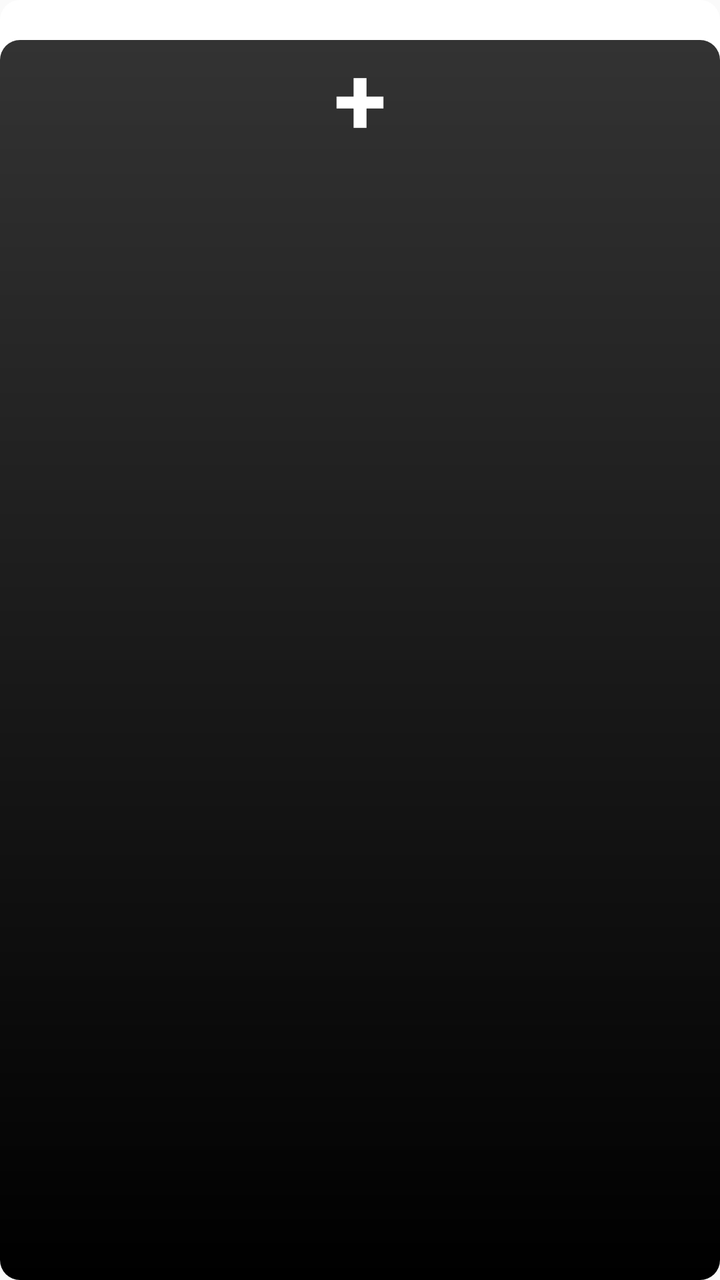
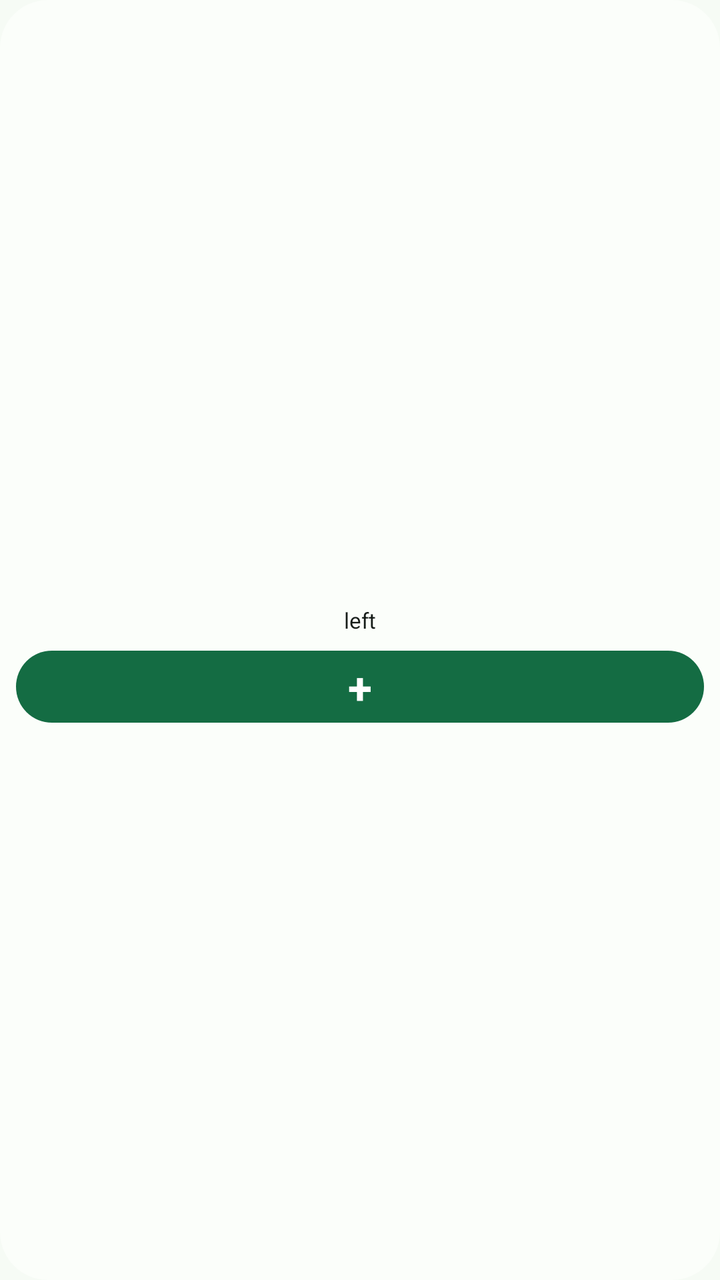

Screens rendered from an Android XML layout before and after an edit, with the pre-edit source and the edit as a unified diff.
<!-- AndroidManifest.xml: application theme AppTheme -->
<!-- res/layout/add_expense_widget.xml -->
<?xml version="1.0" encoding="utf-8"?>
<RelativeLayout xmlns:android="http://schemas.android.com/apk/res/android"
    android:layout_width="match_parent"
    android:layout_height="match_parent"
    android:background="@drawable/rounded_bg_white" >

    <TextView
        android:id="@+id/appwidget_amount"
        android:layout_width="wrap_content"
        android:layout_height="wrap_content"
        android:layout_centerHorizontal="true"
        android:layout_marginTop="3dp"
        android:textColor="@color/widget_amount"
        android:textSize="12sp" />

    <RelativeLayout
        android:layout_width="match_parent"
        android:layout_height="match_parent"
        android:layout_marginTop="20dp"
        android:background="@drawable/rounded_bg" >

        <TextView
            android:id="@+id/appwidget_text"
            android:layout_width="wrap_content"
            android:layout_height="wrap_content"
            android:layout_centerHorizontal="true"
            android:layout_marginTop="-4dp"
            android:contentDescription="@string/add_expense_widget_description"
            android:text="@string/add_expense_widget_text"
            android:textColor="#ffffff"
            android:textSize="48sp"
            android:textStyle="bold" />

    </RelativeLayout>

</RelativeLayout>
<!-- resources referenced by this layout -->
<resources>
  <color name="widget_amount">#ff000000</color>
  <!-- drawable rounded_bg (drawable) -->
  <?xml version="1.0" encoding="utf-8"?>
  <shape xmlns:android="http://schemas.android.com/apk/res/android">
      <solid android:color="#000000"/>
      <corners android:radius="10dip"/>
      <padding android:left="0dip" android:top="0dip" android:right="0dip" android:bottom="0dip" />
      <gradient
              android:angle="270"
              android:startColor="#FF333333"
              android:endColor="#FF000000"
              android:type="linear" />
  </shape>
  <!-- drawable rounded_bg_white (drawable) -->
  <?xml version="1.0" encoding="utf-8"?>
  <shape xmlns:android="http://schemas.android.com/apk/res/android">
      <solid android:color="@color/widget_background" />
      <corners android:radius="10dip" />
  </shape>
  <style name="AppTheme" parent="Theme.AppCompat.DayNight.DarkActionBar">
          <item name="colorPrimary">@color/primary</item>
          <item name="colorPrimaryDark">@color/primary_dark</item>
          <item name="colorAccent">@color/accent</item>
      </style>
  <color name="widget_background">#ffffffff</color>
  <color name="primary">#ff1b5e20</color>
  <color name="primary_dark">#ff003300</color>
  <color name="accent">#ff2e7d32</color>
  <!-- unchanged entries left out for length: 2 -->
</resources>

<!-- the commit's change to res/layout/add_expense_widget.xml (unified diff, before → after) -->
@@ -1,36 +1,40 @@
 <?xml version="1.0" encoding="utf-8"?>
-<RelativeLayout xmlns:android="http://schemas.android.com/apk/res/android"
+<LinearLayout xmlns:android="http://schemas.android.com/apk/res/android"
     android:layout_width="match_parent"
     android:layout_height="match_parent"
-    android:background="@drawable/rounded_bg_white" >
+    android:background="@drawable/widget_background"
+    android:gravity="center"
+    android:orientation="vertical"
+    android:padding="8dp">
 
     <TextView
         android:id="@+id/appwidget_amount"
         android:layout_width="wrap_content"
         android:layout_height="wrap_content"
-        android:layout_centerHorizontal="true"
-        android:layout_marginTop="3dp"
+        android:maxLines="1"
         android:textColor="@color/widget_amount"
-        android:textSize="12sp" />
+        android:textSize="18sp"
+        android:textStyle="bold" />
 
-    <RelativeLayout
+    <TextView
+        android:id="@+id/appwidget_label"
+        android:layout_width="wrap_content"
+        android:layout_height="wrap_content"
+        android:text="@string/widget_left_label"
+        android:textColor="@color/widget_amount"
+        android:textSize="11sp" />
+
+    <TextView
+        android:id="@+id/appwidget_text"
         android:layout_width="match_parent"
-        android:layout_height="match_parent"
-        android:layout_marginTop="20dp"
-        android:background="@drawable/rounded_bg" >
+        android:layout_height="36dp"
+        android:layout_marginTop="8dp"
+        android:background="@drawable/widget_add_button"
+        android:contentDescription="@string/add_expense_widget_description"
+        android:gravity="center"
+        android:text="@string/add_expense_widget_text"
+        android:textColor="@color/widget_on_accent"
+        android:textSize="22sp"
+        android:textStyle="bold" />
 
-        <TextView
-            android:id="@+id/appwidget_text"
-            android:layout_width="wrap_content"
-            android:layout_height="wrap_content"
-            android:layout_centerHorizontal="true"
-            android:layout_marginTop="-4dp"
-            android:contentDescription="@string/add_expense_widget_description"
-            android:text="@string/add_expense_widget_text"
-            android:textColor="#ffffff"
-            android:textSize="48sp"
-            android:textStyle="bold" />
-
-    </RelativeLayout>
-
-</RelativeLayout>
+</LinearLayout>
<!-- resource entries referenced after the edit -->
@@ -1,33 +1,120 @@
 <!-- resources referenced by this layout -->
 <resources>
-  <color name="widget_amount">#ff000000</color>
-  <!-- drawable rounded_bg (drawable) -->
+  <color name="widget_amount">#ff171d19</color>
+  <color name="widget_on_accent">#ffffffff</color>
+  <!-- drawable widget_add_button (drawable) -->
   <?xml version="1.0" encoding="utf-8"?>
   <shape xmlns:android="http://schemas.android.com/apk/res/android">
-      <solid android:color="#000000"/>
-      <corners android:radius="10dip"/>
-      <padding android:left="0dip" android:top="0dip" android:right="0dip" android:bottom="0dip" />
-      <gradient
-              android:angle="270"
-              android:startColor="#FF333333"
-              android:endColor="#FF000000"
-              android:type="linear" />
+      <solid android:color="@color/widget_accent" />
+      <corners android:radius="18dp" />
   </shape>
-  <!-- drawable rounded_bg_white (drawable) -->
+  <!-- drawable widget_background (drawable) -->
   <?xml version="1.0" encoding="utf-8"?>
   <shape xmlns:android="http://schemas.android.com/apk/res/android">
       <solid android:color="@color/widget_background" />
-      <corners android:radius="10dip" />
+      <corners android:radius="24dp" />
   </shape>
-  <style name="AppTheme" parent="Theme.AppCompat.DayNight.DarkActionBar">
-          <item name="colorPrimary">@color/primary</item>
-          <item name="colorPrimaryDark">@color/primary_dark</item>
-          <item name="colorAccent">@color/accent</item>
+  <string name="widget_left_label">left</string>
+  <style name="AppTheme" parent="Theme.Material3.DayNight.NoActionBar">
+          <item name="colorPrimary">@color/md_primary</item>
+          <item name="colorOnPrimary">@color/md_on_primary</item>
+          <item name="colorPrimaryContainer">@color/md_primary_container</item>
+          <item name="colorOnPrimaryContainer">@color/md_on_primary_container</item>
+  
+          <item name="colorSecondary">@color/md_secondary</item>
+          <item name="colorOnSecondary">@color/md_on_secondary</item>
+          <item name="colorSecondaryContainer">@color/md_secondary_container</item>
+          <item name="colorOnSecondaryContainer">@color/md_on_secondary_container</item>
+  
+          <item name="colorTertiary">@color/md_tertiary</item>
+          <item name="colorOnTertiary">@color/md_on_tertiary</item>
+          <item name="colorTertiaryContainer">@color/md_tertiary_container</item>
+          <item name="colorOnTertiaryContainer">@color/md_on_tertiary_container</item>
+  
+          <item name="colorError">@color/md_error</item>
+          <item name="colorOnError">@color/md_on_error</item>
+          <item name="colorErrorContainer">@color/md_error_container</item>
+          <item name="colorOnErrorContainer">@color/md_on_error_container</item>
+  
+          <item name="android:colorBackground">@color/md_background</item>
+          <item name="colorOnBackground">@color/md_on_background</item>
+          <item name="colorSurface">@color/md_surface</item>
+          <item name="colorOnSurface">@color/md_on_surface</item>
+          <item name="colorSurfaceVariant">@color/md_surface_variant</item>
+          <item name="colorOnSurfaceVariant">@color/md_on_surface_variant</item>
+  
+          <item name="colorSurfaceContainerLowest">@color/md_surface_container_lowest</item>
+          <item name="colorSurfaceContainerLow">@color/md_surface_container_low</item>
+          <item name="colorSurfaceContainer">@color/md_surface_container</item>
+          <item name="colorSurfaceContainerHigh">@color/md_surface_container_high</item>
+          <item name="colorSurfaceContainerHighest">@color/md_surface_container_highest</item>
+  
+          <item name="colorOutline">@color/md_outline</item>
+          <item name="colorOutlineVariant">@color/md_outline_variant</item>
+  
+          <item name="colorSurfaceInverse">@color/md_inverse_surface</item>
+          <item name="colorOnSurfaceInverse">@color/md_inverse_on_surface</item>
+          <item name="colorPrimaryInverse">@color/md_inverse_primary</item>
+  
+          <item name="android:statusBarColor">@android:color/transparent</item>
+          <item name="android:navigationBarColor">@android:color/transparent</item>
+  
+          <item name="shapeAppearanceCornerExtraSmall">@style/ShapeAppearance.Budget.ExtraSmall</item>
+          <item name="shapeAppearanceCornerSmall">@style/ShapeAppearance.Budget.Small</item>
+          <item name="shapeAppearanceCornerMedium">@style/ShapeAppearance.Budget.Medium</item>
+          <item name="shapeAppearanceCornerLarge">@style/ShapeAppearance.Budget.Large</item>
+  
+          <item name="materialAlertDialogTheme">@style/ThemeOverlay.Budget.AlertDialog</item>
       </style>
-  <color name="widget_background">#ffffffff</color>
-  <color name="primary">#ff1b5e20</color>
-  <color name="primary_dark">#ff003300</color>
-  <color name="accent">#ff2e7d32</color>
+  <color name="widget_accent">#ff146c43</color>
+  <color name="widget_background">#fffbfefa</color>
+  <color name="md_primary">#ff146c43</color>
+  <color name="md_on_primary">#ffffffff</color>
+  <color name="md_primary_container">#ffa6f2c8</color>
+  <color name="md_on_primary_container">#ff00210f</color>
+  <color name="md_secondary">#ff4e6355</color>
+  <color name="md_on_secondary">#ffffffff</color>
+  <color name="md_secondary_container">#ffd0e8d8</color>
+  <color name="md_on_secondary_container">#ff0b1f14</color>
+  <color name="md_tertiary">#ff3c6472</color>
+  <color name="md_on_tertiary">#ffffffff</color>
+  <color name="md_tertiary_container">#ffc0e9fa</color>
+  <color name="md_on_tertiary_container">#ff001f28</color>
+  <color name="md_error">#ffba1a1a</color>
+  <color name="md_on_error">#ffffffff</color>
+  <color name="md_error_container">#ffffdad6</color>
+  <color name="md_on_error_container">#ff410002</color>
+  <color name="md_background">#fff6fbf5</color>
+  <color name="md_on_background">#ff171d19</color>
+  <color name="md_surface">#fff6fbf5</color>
+  <color name="md_on_surface">#ff171d19</color>
+  <color name="md_surface_variant">#ffdbe5dc</color>
+  <color name="md_on_surface_variant">#ff404943</color>
+  <color name="md_surface_container_lowest">#ffffffff</color>
+  <color name="md_surface_container_low">#fff0f6ef</color>
+  <color name="md_surface_container">#ffebf1ea</color>
+  <color name="md_surface_container_high">#ffe5ebe4</color>
+  <color name="md_surface_container_highest">#ffdfe5de</color>
+  <color name="md_outline">#ff707972</color>
+  <color name="md_outline_variant">#ffbfc9c1</color>
+  <color name="md_inverse_surface">#ff2c322d</color>
+  <color name="md_inverse_on_surface">#ffedf3eb</color>
+  <color name="md_inverse_primary">#ff8bd6ac</color>
+  <style name="ShapeAppearance.Budget.ExtraSmall" parent="ShapeAppearance.Material3.Corner.ExtraSmall">
+          <item name="cornerSize">8dp</item>
+      </style>
+  <style name="ShapeAppearance.Budget.Small" parent="ShapeAppearance.Material3.Corner.Small">
+          <item name="cornerSize">14dp</item>
+      </style>
+  <style name="ShapeAppearance.Budget.Medium" parent="ShapeAppearance.Material3.Corner.Medium">
+          <item name="cornerSize">20dp</item>
+      </style>
+  <style name="ShapeAppearance.Budget.Large" parent="ShapeAppearance.Material3.Corner.Large">
+          <item name="cornerSize">28dp</item>
+      </style>
+  <style name="ThemeOverlay.Budget.AlertDialog" parent="ThemeOverlay.Material3.MaterialAlertDialog">
+          <item name="shapeAppearanceCornerExtraLarge">@style/ShapeAppearance.Budget.Large</item>
+      </style>
   <!-- unchanged entries left out for length: 2 -->
 </resources>
 
